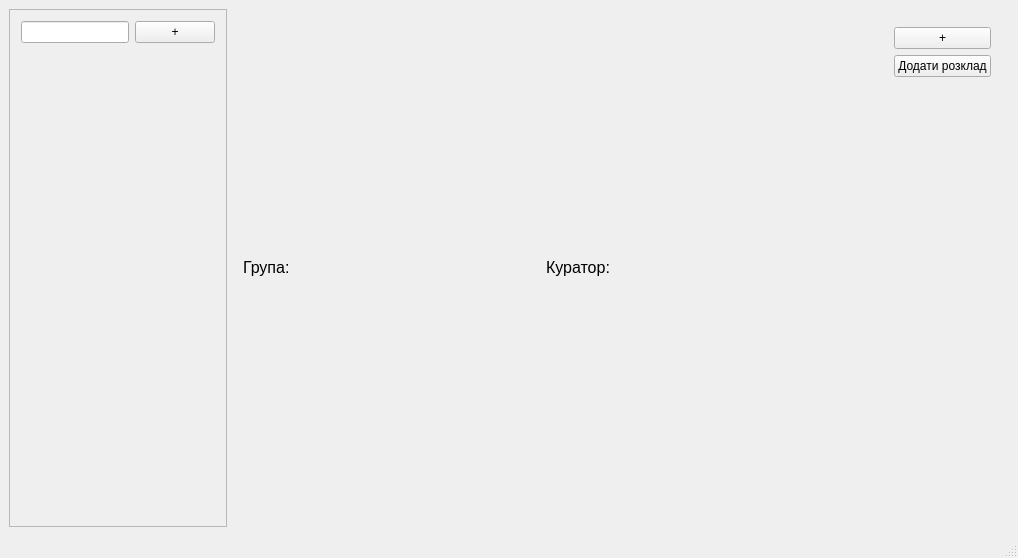
Before: the Qt Designer form Kursova_2/ScheduleForms/schedulemainwindow.ui in zzvanyazz/Kursova_2, drawn with Qt 5.
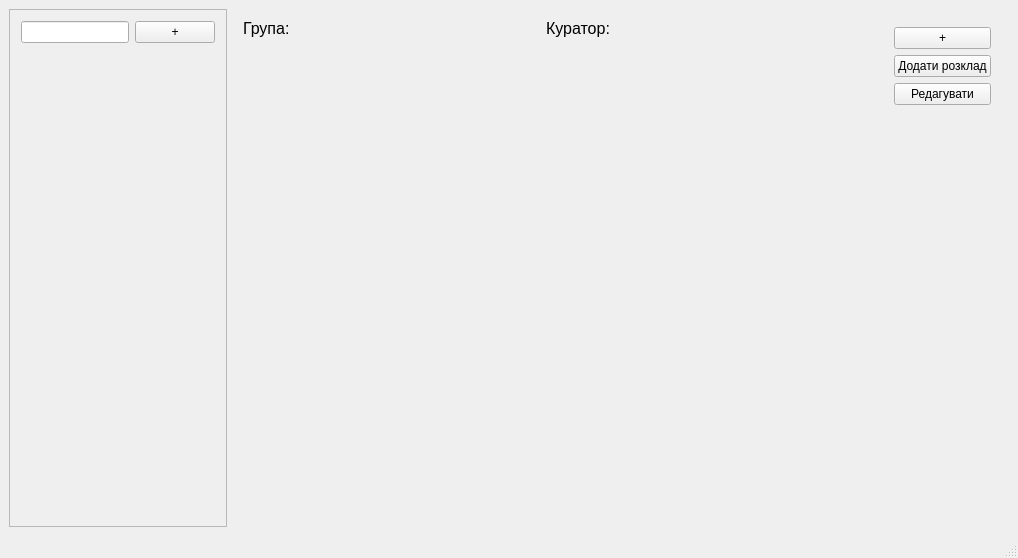
After: the same form once the commit is applied.

```diff
--- a/Kursova_2/ScheduleForms/schedulemainwindow.ui
+++ b/Kursova_2/ScheduleForms/schedulemainwindow.ui
@@ -248,6 +248,9 @@
         </widget>
        </item>
        <item>
+        <widget class="QWidget" name="widget_2" native="true">
+         <layout class="QVBoxLayout" name="verticalLayout_5">
+          <item>
         <layout class="QHBoxLayout" name="FirstConteinerForDays"/>
        </item>
        <item>
@@ -256,6 +259,9 @@
       </layout>
      </widget>
     </item>
+      </layout>
+     </widget>
+    </item>
     <item>
      <widget class="QWidget" name="FunctionalPanelConteiner" native="true">
       <property name="sizePolicy">
@@ -282,6 +288,13 @@
             </property>
            </widget>
           </item>
+          <item>
+           <widget class="QPushButton" name="ButtonShowRepairWindow">
+            <property name="text">
+             <string>Редагувати</string>
+            </property>
+           </widget>
+          </item>
          </layout>
         </widget>
        </item>
```
Lines whose indentation alone changed are shown as unchanged.
